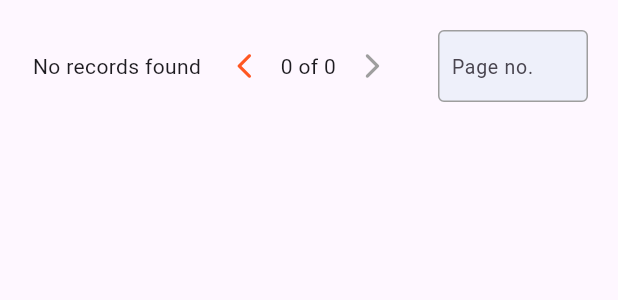
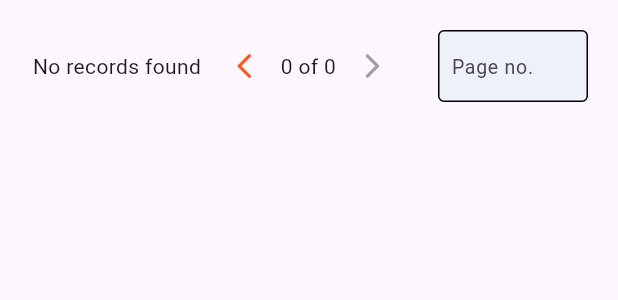
Before and after one commit to tnsmobilesolutions/nsspuri-admin, a Flutter app: the PaginationRow widget shown alone on an empty page, opened directly with empty values, on a phone screen of 412 x 824 dp. Shown: the top 300 px of the screen. Run offline on Flutter 3.47's test engine with Material 3 defaults, Android fonts, the phone set to English and light mode, and no system bars; our stand-ins replace dio, firebase_auth, firebase_core, firebase_storage, flutter_typeahead, image_picker and 7 more; missing offline and left inert: animate_icons, authentication, dart:html, excel, flutter_flip_card, material_color_generator and 1 more; accounts and stored records are empty; network calls fail; project files that could hold a hidden picture were left out.

Commit message:
code refactor

```diff
--- a/lib/screen/PaliaListScreen.dart/pagination_row.dart
+++ b/lib/screen/PaliaListScreen.dart/pagination_row.dart
@@ -5,12 +5,6 @@ import 'package:flutter/services.dart';
 import 'package:sdp/constant/pagination_value.dart';
 
 class PaginationRow extends StatelessWidget {
-  final int dataCount;
-  final int currentPage;
-  final int totalPages;
-  final Function(int page) fetchAllDevotee;
-  final Function(String? page) onFieldSubmitted;
-
   PaginationRow({
     super.key,
     required this.dataCount,
@@ -19,7 +13,14 @@ class PaginationRow extends StatelessWidget {
     required this.fetchAllDevotee,
     required this.onFieldSubmitted,
   });
+
+  final int currentPage;
+  final int dataCount;
+  final Function(int page) fetchAllDevotee;
+  final Function(String? page) onFieldSubmitted;
   TextEditingController pageController = TextEditingController();
+  final int totalPages;
+
   InputDecoration fieldDecoration(BuildContext context) {
     return const InputDecoration(
       filled: true,
@@ -30,7 +31,7 @@ class PaginationRow extends StatelessWidget {
       focusedBorder:
           OutlineInputBorder(borderSide: BorderSide(color: Colors.deepOrange)),
       enabledBorder:
-          OutlineInputBorder(borderSide: BorderSide(color: Colors.grey)),
+          OutlineInputBorder(borderSide: BorderSide(color: Colors.black)),
     );
   }
 
@@ -115,9 +116,9 @@ class PaginationRow extends StatelessWidget {
 }
 
 class MaxValueFormatter extends TextInputFormatter {
+  MaxValueFormatter(this.maxValue);
+
   final int maxValue;
-
-  MaxValueFormatter(this.maxValue);
 
   @override
   TextEditingValue formatEditUpdate(
```
Also changed, not shown: lib/screen/dashboard/dashboard.dart (+37 -0 lines).
